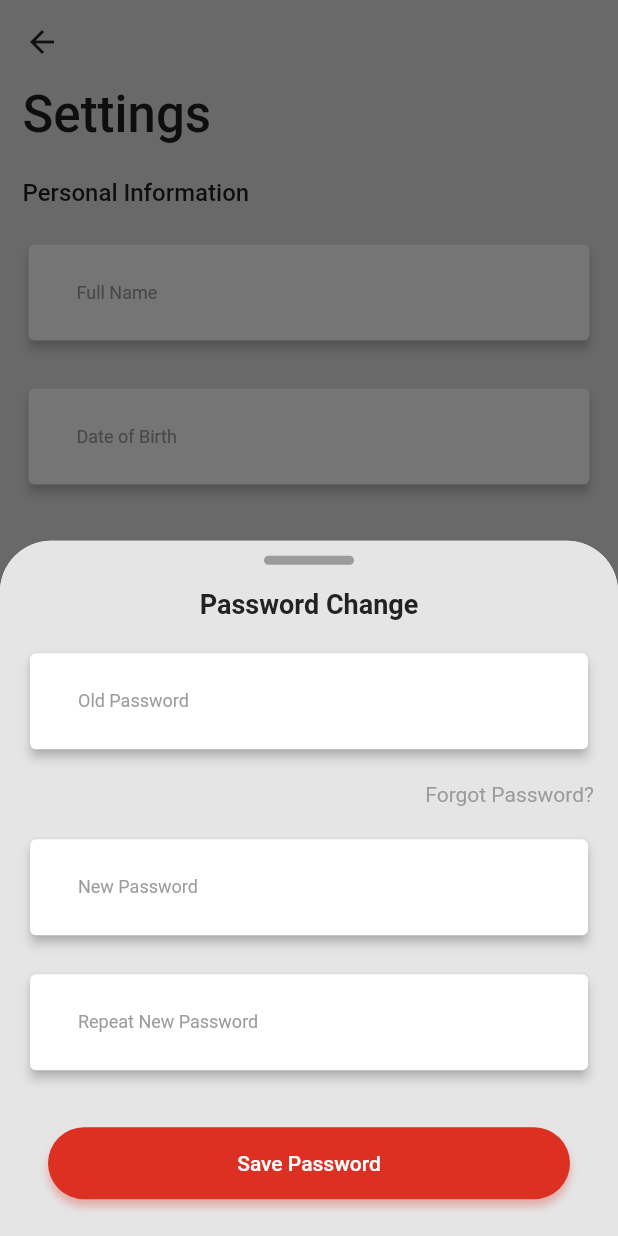
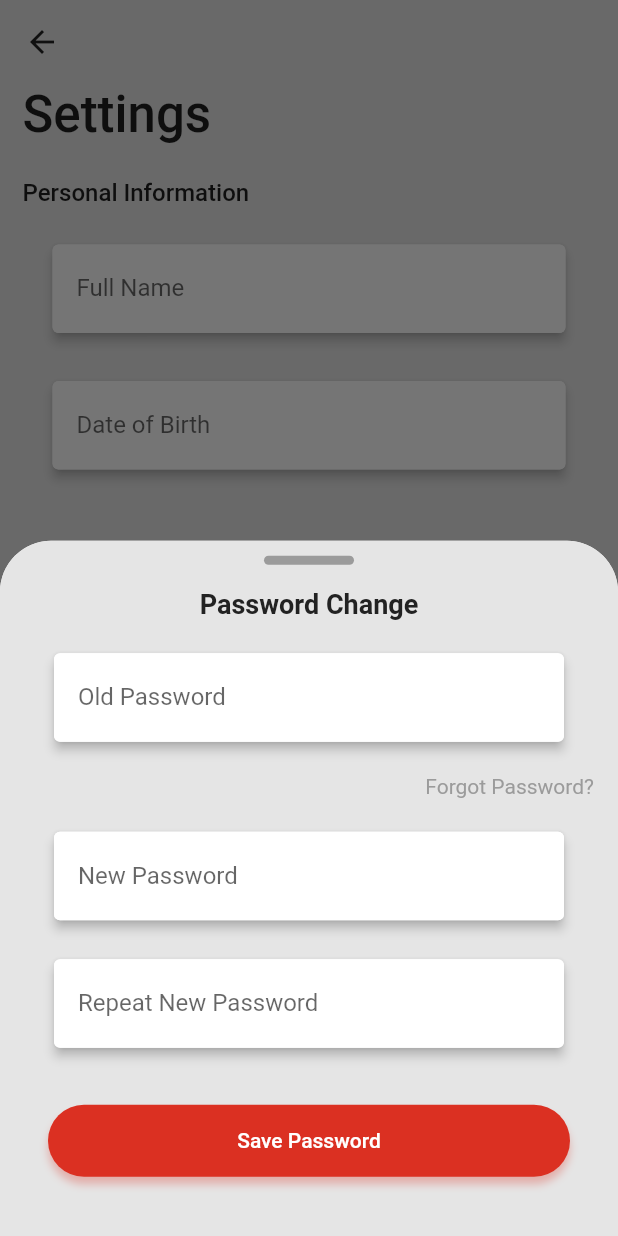
Before and after one commit to 4seer/openflutterecommerceapp, a Flutter app: the SettingsScreen screen opened by its route, after a tap on "Change", on a phone screen of 412 x 824 dp. Run offline on Flutter 3.47's test engine with Material 2 defaults, Android fonts, the phone set to English and light mode, and no system bars; our stand-ins replace bloc, equatable, flutter_bloc, flutter_svg.

Commit message:
removed my custom fiels and used yahhi's input field

```diff
--- a/lib/screens/settings/settings_screen.dart
+++ b/lib/screens/settings/settings_screen.dart
@@ -1,7 +1,6 @@
 import 'package:flutter/cupertino.dart';
 import 'package:flutter/material.dart';
 import 'package:openflutterecommerce/config/theme.dart';
-import 'package:openflutterecommerce/widgets/custom_textfeild.dart';
 import 'package:openflutterecommerce/widgets/widgets.dart';
 
 class SettingsScreen extends StatefulWidget {
@@ -49,14 +48,14 @@ class _SettingsScreenState extends State<SettingsScreen> {
               SizedBox(
                 height: 21,
               ),
-              CustomTextField(
-                labelText: 'Full Name',
+              OpenFlutterInputField(
+                hint: 'Full Name',
               ),
               SizedBox(
                 height: 24,
               ),
-              CustomTextField(
-                labelText: 'Date of Birth',
+              OpenFlutterInputField(
+                hint: 'Date of Birth',
               ),
               SizedBox(
                 height: 55,
@@ -85,9 +84,8 @@ class _SettingsScreenState extends State<SettingsScreen> {
               SizedBox(
                 height: 21,
               ),
-              CustomTextField(
-                labelText: 'Password',
-                obscureText: true,
+              OpenFlutterInputField(
+                hint: 'Password',
               ),
               SizedBox(
                 height: 50,
@@ -211,8 +209,8 @@ class _SettingsScreenState extends State<SettingsScreen> {
                   SizedBox(
                     height: 18,
                   ),
-                  CustomTextField(
-                    labelText: 'Old Password',
+                  OpenFlutterInputField(
+                    hint: 'Old Password',
                   ),
                   SizedBox(
                     height: 18,
@@ -229,15 +227,14 @@ class _SettingsScreenState extends State<SettingsScreen> {
                   SizedBox(
                     height: 18,
                   ),
-                  CustomTextField(
-                    labelText: 'New Password',
+                  OpenFlutterInputField(
+                    hint: 'New Password',
                   ),
                   SizedBox(
                     height: 18,
                   ),
-                  CustomTextField(
-                    labelText: 'Repeat New Password',
-                    obscureText: true,
+                  OpenFlutterInputField(
+                    hint: 'Repeat New Password',
                   ),
                   SizedBox(
                     height: 18,
--- a/lib/widgets/custom_textfeild.dart
+++ /dev/null
@@ -1,119 +0,0 @@
-import 'package:flutter/material.dart';
-import 'package:openflutterecommerce/config/theme.dart';
-
-class CustomTextField extends StatefulWidget {
-  final String hint;
-  final String value;
-  final Widget suffixIcon;
-  final int maxLines;
-  final bool obscureText;
-  final int maxLength;
-  final TextInputType keyboardType;
-  final double fontSize;
-  final void Function(String value) onChange;
-  final bool enabled;
-  final TextAlign textAlign;
-  final double letterSpacing;
-  final double lineHeight;
-  final FontWeight fontWeight;
-  final String prefixText;
-  final TextInputAction textInputAction;
-  final FocusNode focusNode;
-  final FormFieldValidator<String> validator;
-  String labelText;
-
-  CustomTextField({this.hint,
-    this.value,
-    this.maxLines = 1,
-    this.maxLength,
-    this.fontSize = 14,
-    this.keyboardType,
-    this.suffixIcon,
-    this.obscureText = false,
-    this.onChange,
-    this.textAlign = TextAlign.left,
-    this.letterSpacing = 0,
-    this.lineHeight,
-    this.fontWeight = FontWeight.w400,
-    this.textInputAction = TextInputAction.search,
-    this.prefixText = '',
-    this.focusNode,
-    this.validator,
-    this.labelText,
-    this.enabled = true});
-
-  @override
-  _CustomTextFieldState createState() => _CustomTextFieldState();
-}
-
-class _CustomTextFieldState extends State<CustomTextField> {
-  String initialValue;
-  TextEditingController _controller;
-
-  @override
-  void initState() {
-    super.initState();
-
-    initialValue = widget.value;
-    _controller = TextEditingController(text: initialValue);
-  }
-
-  @override
-  Widget build(BuildContext context) {
-    return Card(
-      elevation: 3,
-      child: Container(
-        height: 64,
-        padding: EdgeInsets.symmetric(horizontal: 20, vertical: 14),
-        child: TextFormField(
-          validator: widget.validator,
-          enabled: this.widget.enabled,
-          focusNode: widget.focusNode ?? new FocusNode(),
-          textCapitalization: TextCapitalization.sentences,
-          controller: _controller,
-          keyboardType: widget.keyboardType,
-          textInputAction: widget.textInputAction,
-          keyboardAppearance: Brightness.light,
-          textAlign: widget.textAlign,
-          obscureText: widget.obscureText,
-          onChanged: widget.onChange,
-          style: TextStyle(
-            height: widget.lineHeight,
-            fontSize: widget.fontSize,
-            fontWeight: widget.fontWeight,
-            color: Colors.black,
-            letterSpacing: widget.letterSpacing,
-          ),
-          maxLines: widget.maxLines,
-          maxLength: widget.maxLength,
-          decoration: InputDecoration(
-            enabled: widget.enabled,
-            labelText: widget.labelText,
-            labelStyle: TextStyle(
-              fontSize: 12,
-              color: AppColors.lightGray
-            ),
-            counter: Offstage(),
-            prefixText: widget.prefixText,
-            prefixStyle: TextStyle(
-                color: AppColors.lightGray,
-                fontSize: 16,
-                fontWeight: FontWeight.w400),
-            suffixIcon: widget.suffixIcon,
-            filled: true,
-            fillColor: Colors.white,
-            border: OutlineInputBorder(
-              borderRadius: BorderRadius.circular(AppSizes.TEXT_FIELD_RADIUS),
-              borderSide: BorderSide.none,
-            ),
-            hintText: widget.hint,
-            hintStyle: TextStyle(
-              color: AppColors.lightGray,
-              fontSize: 16,
-            ),
-          ),
-        ),
-      ),
-    );
-  }
-}
```
